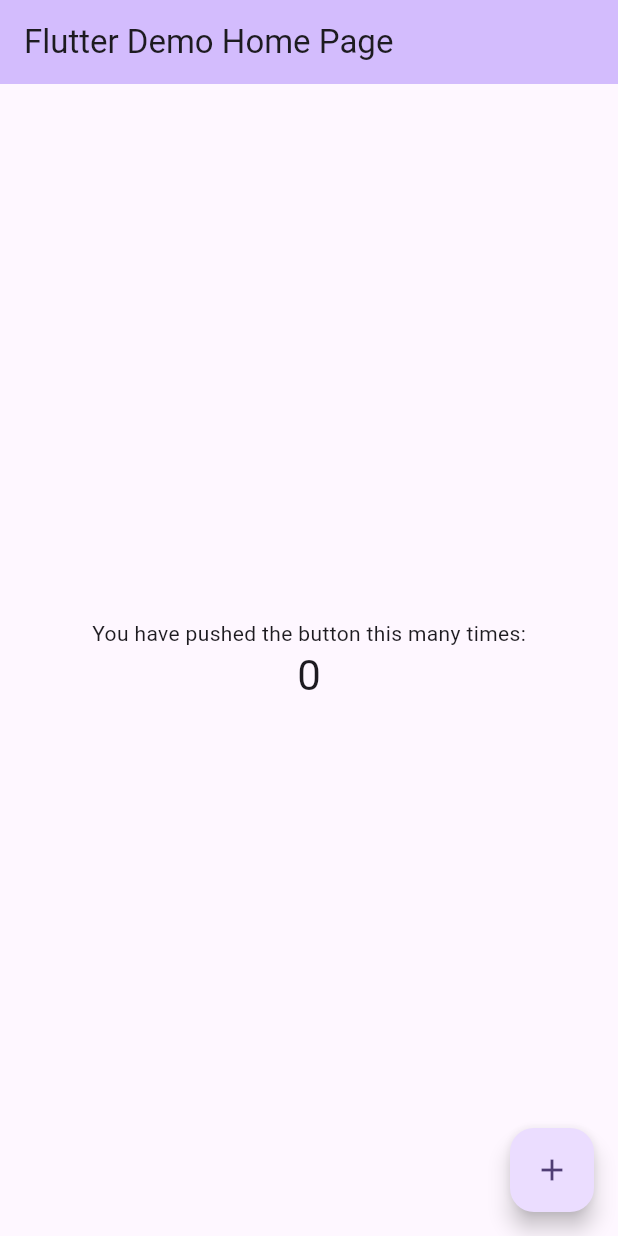
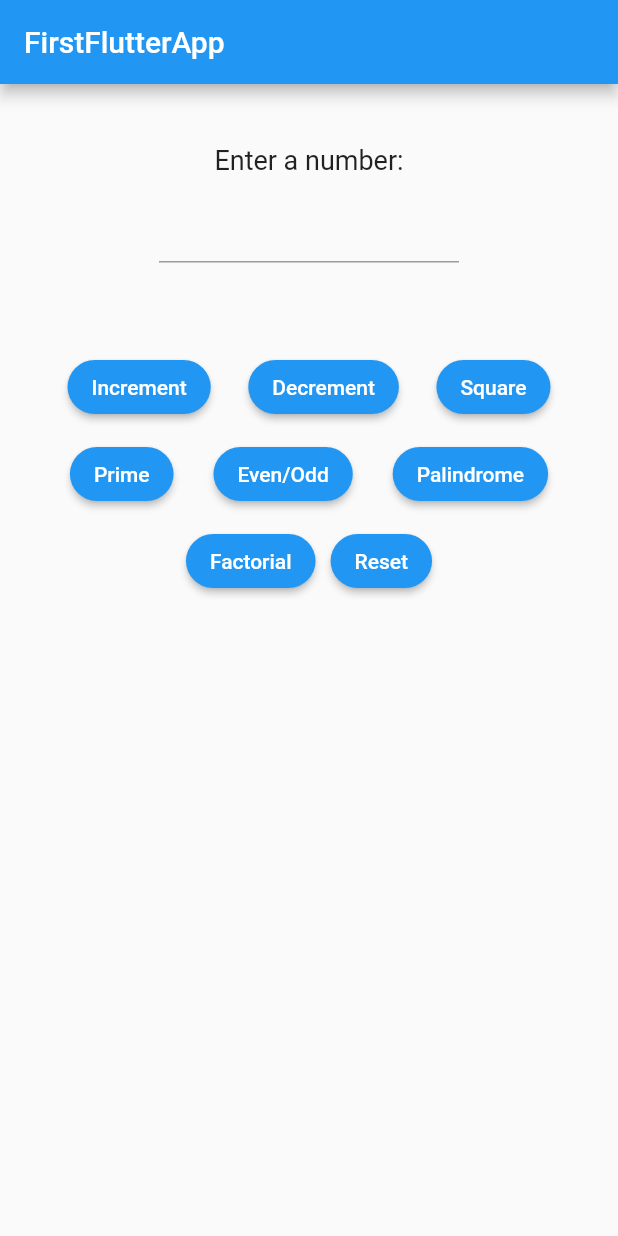
Before and after one commit to ShanksCodes/Flutter-Practical, a Flutter app: the screen it shows after launch, on a phone screen of 412 x 824 dp. Run offline on Flutter 3.47's test engine with Material 2 defaults, Android fonts, the phone set to English and light mode, and no system bars.

Commit message:
very smol changes

```diff
--- a/lib/main.dart
+++ b/lib/main.dart
@@ -1,125 +1,204 @@
 import 'package:flutter/material.dart';
+import 'dart:math';
 
 void main() {
-  runApp(const MyApp());
+  runApp(FirstFlutterApp());
 }
 
-class MyApp extends StatelessWidget {
-  const MyApp({super.key});
-
-  // This widget is the root of your application.
+class FirstFlutterApp extends StatefulWidget {
   @override
-  Widget build(BuildContext context) {
-    return MaterialApp(
-      title: 'Flutter Demo',
-      theme: ThemeData(
-        // This is the theme of your application.
-        //
-        // TRY THIS: Try running your application with "flutter run". You'll see
-        // the application has a blue toolbar. Then, without quitting the app,
-        // try changing the seedColor in the colorScheme below to Colors.green
-        // and then invoke "hot reload" (save your changes or press the "hot
-        // reload" button in a Flutter-supported IDE, or press "r" if you used
-        // the command line to start the app).
-        //
-        // Notice that the counter didn't reset back to zero; the application
-        // state is not lost during the reload. To reset the state, use hot
-        // restart instead.
-        //
-        // This works for code too, not just values: Most code changes can be
-        // tested with just a hot reload.
-        colorScheme: ColorScheme.fromSeed(seedColor: Colors.deepPurple),
-        useMaterial3: true,
-      ),
-      home: const MyHomePage(title: 'Flutter Demo Home Page'),
-    );
-  }
+  _FirstFlutterAppState createState() => _FirstFlutterAppState();
 }
 
-class MyHomePage extends StatefulWidget {
-  const MyHomePage({super.key, required this.title});
+class _FirstFlutterAppState extends State<FirstFlutterApp> {
+  int incrementCount = 0;
+  int decrementCount = 0;
+  int squareCount = 0;
+  int primeCount = 0;
+  int evenOddCount = 0;
+  int palindromeCount = 0;
+  int factorialCount = 0;
+  int userInput = 0;
 
-  // This widget is the home page of your application. It is stateful, meaning
-  // that it has a State object (defined below) that contains fields that affect
-  // how it looks.
+  String resultText = '';
 
-  // This class is the configuration for the state. It holds the values (in this
-  // case the title) provided by the parent (in this case the App widget) and
-  // used by the build method of the State. Fields in a Widget subclass are
-  // always marked "final".
+  bool isPrime(int number) {
+    if (number <= 1) return false;
+    if (number == 2) return true;
+    for (int i = 2; i <= sqrt(number); i++) {
+      if (number % i == 0) return false;
+    }
+    return true;
+  }
 
-  final String title;
+  bool isEven(int number) {
+    return number % 2 == 0;
+  }
 
-  @override
-  State<MyHomePage> createState() => _MyHomePageState();
-}
+  bool isPalindrome(int number) {
+    String numberStr = number.toString();
+    String reversedNumberStr = numberStr.split('').reversed.join('');
+    return numberStr == reversedNumberStr;
+  }
 
-class _MyHomePageState extends State<MyHomePage> {
-  int _counter = 0;
+  int calculateFactorial(int number) {
+    if (number == 0 || number == 1) return 1;
+    return number * calculateFactorial(number - 1);
+  }
 
-  void _incrementCounter() {
+  int findSquare(int number){
+    return number*number;
+  }
+
+  void updateResultText(String action, int value) {
     setState(() {
-      // This call to setState tells the Flutter framework that something has
-      // changed in this State, which causes it to rerun the build method below
-      // so that the display can reflect the updated values. If we changed
-      // _counter without calling setState(), then the build method would not be
-      // called again, and so nothing would appear to happen.
-      _counter++;
+      resultText =
+      "You have pushed the $action button this many times: $value\n";
+    });
+  }
+
+  void onButtonPress(String action) {
+    setState(() {
+      switch (action) {
+        case 'Increment':
+          incrementCount++;
+          userInput++;
+          updateResultText('increment', incrementCount);
+          resultText +='Incremented to $userInput\n';
+          break;
+        case 'Decrement':
+          decrementCount++;
+          userInput--;
+          updateResultText('decrement', decrementCount);
+          resultText +='Decremented to $userInput\n';
+          break;
+        case 'Square':
+          squareCount++;
+          updateResultText('square', squareCount);
+          resultText +='Square of $userInput is ${findSquare(userInput)}\n';
+          break;
+        case 'Prime':
+          primeCount++;
+          updateResultText('prime', primeCount);
+          resultText +=
+          '$userInput is ${isPrime(userInput) ? 'prime' : 'not prime'}\n';
+          break;
+        case 'Even/Odd':
+          evenOddCount++;
+          updateResultText('even/odd', evenOddCount);
+          resultText +=
+          '$userInput is ${isEven(userInput) ? 'even' : 'odd'}\n';
+          break;
+        case 'Palindrome':
+          palindromeCount++;
+          updateResultText('palindrome', palindromeCount);
+          resultText +=
+          '$userInput is ${isPalindrome(userInput) ? 'palindrome' : 'not palindrome'}\n';
+          break;
+        case 'Factorial':
+          factorialCount++;
+          updateResultText('factorial', factorialCount);
+          resultText +=
+          'Factorial of $userInput is ${calculateFactorial(userInput)}\n';
+          break;
+        case 'Reset':
+          incrementCount = 0;
+          decrementCount = 0;
+          squareCount = 0;
+          primeCount = 0;
+          evenOddCount = 0;
+          palindromeCount = 0;
+          factorialCount = 0;
+          resultText = '';
+          // Reset userInput to its original value
+          userInput =0;
+          break;
+      }
     });
   }
 
   @override
   Widget build(BuildContext context) {
-    // This method is rerun every time setState is called, for instance as done
-    // by the _incrementCounter method above.
-    //
-    // The Flutter framework has been optimized to make rerunning build methods
-    // fast, so that you can just rebuild anything that needs updating rather
-    // than having to individually change instances of widgets.
-    return Scaffold(
-      appBar: AppBar(
-        // TRY THIS: Try changing the color here to a specific color (to
-        // Colors.amber, perhaps?) and trigger a hot reload to see the AppBar
-        // change color while the other colors stay the same.
-        backgroundColor: Theme.of(context).colorScheme.inversePrimary,
-        // Here we take the value from the MyHomePage object that was created by
-        // the App.build method, and use it to set our appbar title.
-        title: Text(widget.title),
-      ),
-      body: Center(
-        // Center is a layout widget. It takes a single child and positions it
-        // in the middle of the parent.
-        child: Column(
-          // Column is also a layout widget. It takes a list of children and
-          // arranges them vertically. By default, it sizes itself to fit its
-          // children horizontally, and tries to be as tall as its parent.
-          //
-          // Column has various properties to control how it sizes itself and
-          // how it positions its children. Here we use mainAxisAlignment to
-          // center the children vertically; the main axis here is the vertical
-          // axis because Columns are vertical (the cross axis would be
-          // horizontal).
-          //
-          // TRY THIS: Invoke "debug painting" (choose the "Toggle Debug Paint"
-          // action in the IDE, or press "p" in the console), to see the
-          // wireframe for each widget.
-          mainAxisAlignment: MainAxisAlignment.center,
-          children: <Widget>[
-            const Text(
-              'You have pushed the button this many times:',
-            ),
-            Text(
-              '$_counter',
-              style: Theme.of(context).textTheme.headlineMedium,
-            ),
-          ],
+    return MaterialApp(
+      title: 'FirstFlutterApp',
+      debugShowCheckedModeBanner: false,
+      home: Scaffold(
+        appBar: AppBar(
+          title: Text('FirstFlutterApp'),
+        ),
+        body: SingleChildScrollView(
+          padding: EdgeInsets.all(20),
+          child: Column(
+            crossAxisAlignment: CrossAxisAlignment.center,
+            children: <Widget>[
+              SizedBox(height: 20),
+              Text(
+                'Enter a number:',
+                style: TextStyle(fontSize: 18),
+              ),
+              SizedBox(height: 10),
+              Container(
+                width: 200, // Set a specific width
+                child: TextField(
+                  keyboardType: TextInputType.number,
+                  onChanged: (value) {
+                    userInput = int.tryParse(value) ?? 0;
+                  },
+                ),
+              ),
+              SizedBox(height: 20),
+              Text(
+                resultText,
+                style: TextStyle(fontSize: 16),
+              ),
+              SizedBox(height: 20),
+              Row(
+                mainAxisAlignment: MainAxisAlignment.spaceEvenly,
+                children: [
+                  buildButton('Increment'),
+                  buildButton('Decrement'),
+                  buildButton('Square'),
+                ],
+              ),
+              SizedBox(height: 10),
+              Row(
+                mainAxisAlignment: MainAxisAlignment.spaceEvenly,
+                children: [
+                  buildButton('Prime'),
+                  buildButton('Even/Odd'),
+                  buildButton('Palindrome'),
+                ],
+              ),
+              SizedBox(height: 10),
+              Row(
+                mainAxisAlignment: MainAxisAlignment.center,
+                children: [
+                  buildButton('Factorial'),
+                  SizedBox(width: 10),
+                  buildButton('Reset'),
+                ],
+              ),
+            ],
+          ),
         ),
       ),
-      floatingActionButton: FloatingActionButton(
-        onPressed: _incrementCounter,
-        tooltip: 'Increment',
-        child: const Icon(Icons.add),
-      ), // This trailing comma makes auto-formatting nicer for build methods.
+    );
+  }
+
+  Widget buildButton(String action) {
+    return ElevatedButton(
+      onPressed: () {
+        onButtonPress(action);
+      },
+      style: ButtonStyle(
+        backgroundColor: MaterialStateProperty.all<Color>(Colors.blue),
+        shape: MaterialStateProperty.all<OutlinedBorder>(
+          RoundedRectangleBorder(
+            borderRadius: BorderRadius.circular(30.0),
+          ),
+        ),
+      ),
+      child: Text(action),
     );
   }
 }
```
Also changed, not shown: 1 other file.
